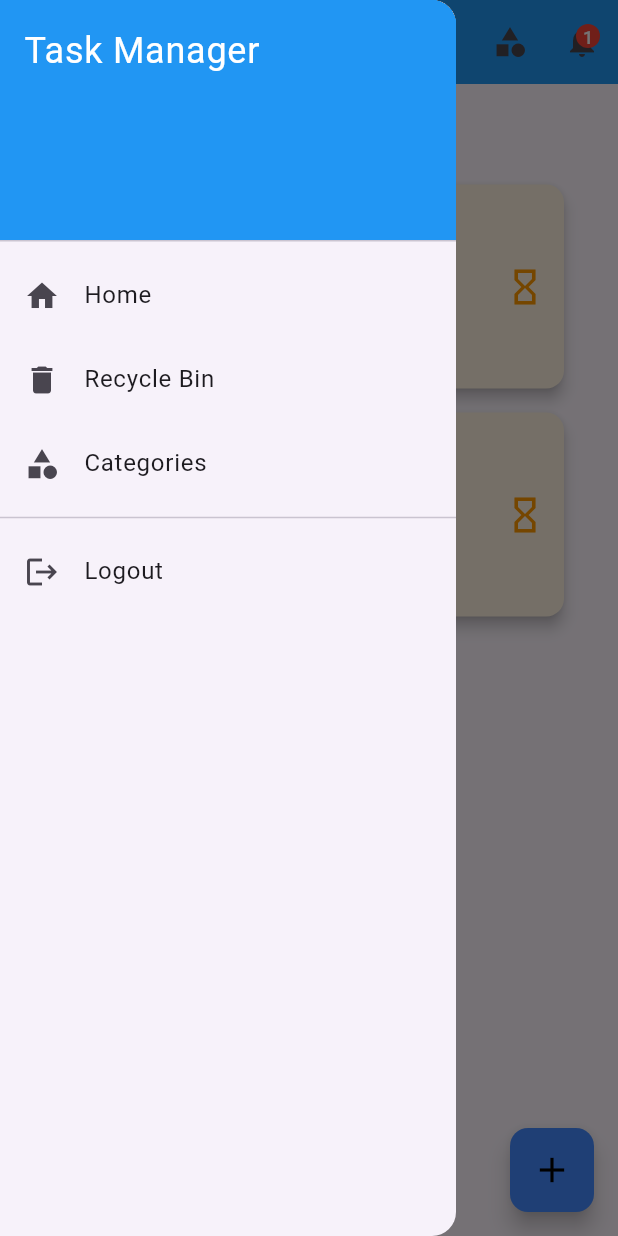
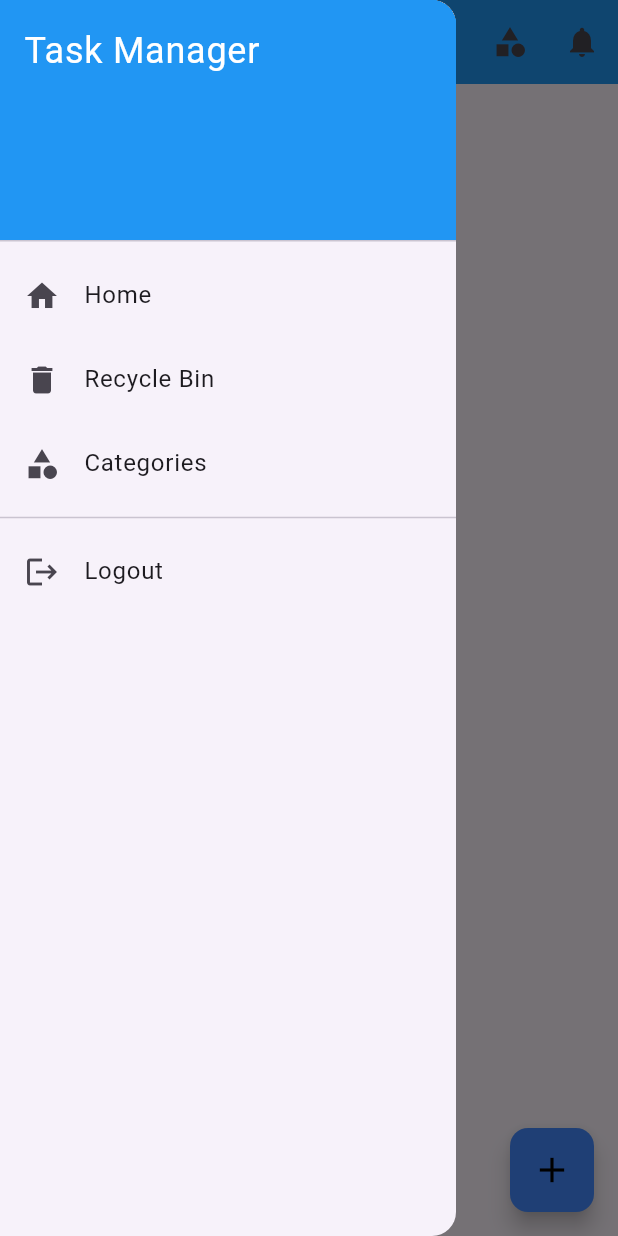
Before and after one commit to p1uma1/taskManager, a Flutter app: the HomeScreen screen opened by its route, with the side drawer open, on a phone screen of 412 x 824 dp. Run offline on Flutter 3.47's test engine with Material 3 defaults, Android fonts, the phone set to English and light mode, and no system bars; our stand-ins replace cloud_firestore, firebase_auth, firebase_core, flutter_local_notifications, google_sign_in, timezone; accounts and stored records are empty.

```diff
--- a/lib/screens/home_screen.dart
+++ b/lib/screens/home_screen.dart
@@ -1,3 +1,4 @@
+import 'package:firebase_auth/firebase_auth.dart';
 import 'package:flutter/material.dart';
 import 'package:taskmanager_new/repositories/category_repository.dart';
 import 'package:taskmanager_new/repositories/task_repository.dart';
@@ -34,61 +35,60 @@ class HomeScreen extends StatefulWidget {
 }
 
 class _HomeScreenState extends State<HomeScreen> {
-  late CategoryRepository categoryRepository;
-  late CategoryService categoryService;
+  late List<Category> categories = [];
+  late List<Task>? tasks = [];
+  late String? userId;
+  List<TaskNotification> notifications = [];
+  Widget _currentScreen = const SizedBox();
 
   @override
   void initState() {
     super.initState();
-    categoryRepository = widget.categoryRepository;
-    categoryService = widget.categoryService;
+    userId = FirebaseAuth.instance.currentUser?.uid;
     NotificationHelper.initialize();
-    _scheduleNotificationsForTomorrow();
-    _currentScreen = HomeContentScreen(tasks: tasks, categories: categories);
+    _fetchData();
+    _currentScreen = const Center(child: CircularProgressIndicator());
   }
 
-  final List<Category> categories = [
-    Category(
-      id: "1",
-      name: "Work",
-      description: "Work-related tasks",
-      icon: "work_icon.png",
-    ),
-    Category(
-      id: "2",
-      name: "Finance",
-      description: "Financial tasks",
-      icon: "finance_icon.png",
-    ),
-  ];
+  void _fetchData() async {
+    if (userId != null) {
+      final fetchedCategories =
+      await widget.categoryService.getAllCategories();
+      final fetchedTasks = await widget.taskService.getTasksForUser(userId!);
+      setState(() {
+        categories = fetchedCategories;
+        tasks = fetchedTasks;
+        _currentScreen = HomeContentScreen(tasks: tasks, categories: categories);
+      });
+    }
+  }
 
-  final List<Task> tasks = [
-    Task(
-      id: "1",
-      title: "Team Meeting",
-      description: "Discuss project roadmap and timelines.",
-      dueDate: DateTime.now().add(Duration(hours: 2)),
-      dueTime: "10:00 AM",
-      priority: TaskPriority.high,
-      status: TaskStatus.pending,
-      categoryId: "1",
-      userId: "1",
-    ),
-    Task(
-      id: "2",
-      title: "Submit Report",
-      description: "Submit the Q3 financial report.",
-      dueDate: DateTime.now().add(Duration(days: 1)),
-      dueTime: "2:00 PM",
-      priority: TaskPriority.medium,
-      status: TaskStatus.pending,
-      categoryId: "2",
-      userId: "2",
-    ),
-  ];
+  void _scheduleNotificationsForTomorrow() {
+    final tomorrow = DateTime.now().add(Duration(days: 1));
 
-  List<TaskNotification> notifications = [];
-  Widget _currentScreen = const SizedBox();
+    final tasksDueTomorrow = (tasks != null)
+        ? tasks!.where((task) {
+      return task.dueDate.year == tomorrow.year &&
+          task.dueDate.month == tomorrow.month &&
+          task.dueDate.day == tomorrow.day &&
+          task.status == TaskStatus.pending;
+    }).toList()
+        : [];
+
+
+    for (var task in tasksDueTomorrow) {
+      final notification = TaskNotification(
+        id: int.parse(task.id),
+        notificationDate: task.dueDate.subtract(Duration(hours: 1)),
+        message: 'Reminder: ${task.title} is due tomorrow!',
+        task: task,
+      );
+      notification.sendNotification();
+      setState(() {
+        notifications.add(notification);
+      });
+    }
+  }
 
   void _handleNavigation(String route) {
     setState(() {
@@ -98,30 +98,22 @@ class _HomeScreenState extends State<HomeScreen> {
       } else if (route == 'recycle_bin') {
         _currentScreen = RecycleBinScreen();
       } else if (route == 'categories') {
-        _currentScreen = CategoryListScreen(categoryService: categoryService);
+        _currentScreen =
+            CategoryListScreen(categoryService: widget.categoryService);
       }
     });
   }
 
   void _addNewTask(Task task) {
     setState(() {
-      tasks.add(task);
+      if (tasks != null) {
+        tasks!.add(task); // Null check before calling add
+      } else {
+        tasks = [task]; // If tasks is null, initialize it with the new task
+      }
     });
   }
 
-  String _getCategoryName(String categoryId) {
-    return categories
-        .firstWhere(
-          (cat) => cat.id == categoryId,
-      orElse: () => Category(
-        id: "0",
-        name: "Unknown",
-        description: "Unknown Category",
-        icon: "",
-      ),
-    )
-        .name;
-  }
 
   @override
   Widget build(BuildContext context) {
@@ -138,7 +130,7 @@ class _HomeScreenState extends State<HomeScreen> {
                 context,
                 MaterialPageRoute(
                   builder: (context) => CreateCategoryScreen(
-                    categoryService: categoryService,
+                    categoryService: widget.categoryService,
                   ),
                 ),
               );
@@ -201,43 +193,17 @@ class _HomeScreenState extends State<HomeScreen> {
       ),
     );
   }
-
-  void _scheduleNotificationsForTomorrow() {
-    final tomorrow = DateTime.now().add(Duration(days: 1));
-    final tasksDueTomorrow = tasks.where((task) {
-      return task.dueDate.year == tomorrow.year &&
-          task.dueDate.month == tomorrow.month &&
-          task.dueDate.day == tomorrow.day &&
-          task.status == TaskStatus.pending;
-    }).toList();
-
-    for (var task in tasksDueTomorrow) {
-      final notification = TaskNotification(
-        id: int.parse(task.id),
-        notificationDate: task.dueDate.subtract(Duration(hours: 1)),
-        message: 'Reminder: ${task.title} is due tomorrow!',
-        task: task,
-      );
-      notification.sendNotification();
-      setState(() {
-        notifications.add(notification);
-      });
-    }
-  }
 }
 
 class HomeContentScreen extends StatelessWidget {
-  final List<Task> tasks;
+  final List<Task>? tasks;
   final List<Category> categories;
 
   const HomeContentScreen({required this.tasks, required this.categories});
 
-  @override
-  Widget build(BuildContext context) {
-    String? getCategoryName(String? categoryId) {
+  String? _getCategoryName(String? categoryId) {
     if (categoryId == null) return null;
-      return categories
-          .firstWhere(
+    return categories.firstWhere(
           (cat) => cat.id == categoryId,
       orElse: () => Category(
         id: "0",
@@ -245,10 +211,11 @@ class HomeContentScreen extends StatelessWidget {
         description: "Unknown Category",
         icon: "",
       ),
-      )
-          .name;
+    ).name;
   }
 
+  @override
+  Widget build(BuildContext context) {
     return Padding(
       padding: EdgeInsets.all(20),
       child: Column(
@@ -260,27 +227,35 @@ class HomeContentScreen extends StatelessWidget {
           ),
           SizedBox(height: 10),
           Expanded(
-            child: tasks.isNotEmpty
+            child: tasks == null
+                ? Center(
+              child: CircularProgressIndicator(), // Show a loading indicator
+            )
+                : tasks!.isNotEmpty
                 ? ListView.builder(
-              itemCount: tasks.length,
+              itemCount: tasks!.length,
               itemBuilder: (context, index) {
-                final task = tasks[index];
+                final task = tasks![index];
                 return TaskCard(
                   task: task,
-                  categoryName: getCategoryName(task.getCategoryId()),
+                  categoryName: _getCategoryName(task.categoryId),
                   onTap: () {
                     Navigator.push(
                       context,
                       MaterialPageRoute(
-                        builder: (context) =>
-                            TaskDetailsScreen(task: task, taskService: TaskService()),
+                        builder: (context) => TaskDetailsScreen(
+                          task: task,
+                          taskService: TaskService(),
+                        ),
                       ),
                     );
                   },
                 );
               },
             )
-                : Center(child: Text('No tasks available')),
+                : Center(
+              child: Text('No tasks available'),
+            ),
           ),
         ],
       ),
```
Also changed, not shown: lib/screens/task/add_task_screen.dart (+79 -5 lines). Lines whose indentation alone changed are shown as unchanged.
